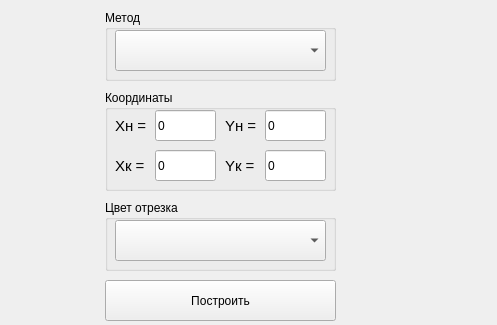
Old version of the form lab3/mainwindow.ui in the repository Inlucker/ComputerGraphics; both pictures show x 525 to 1022 and y 0 to 325 of the 1022 by 634 pixel window.
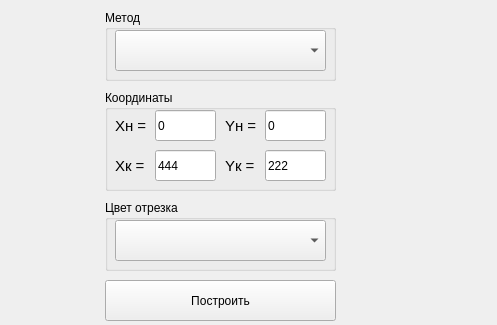
New version of the form.

```diff
--- a/lab3/mainwindow.ui
+++ b/lab3/mainwindow.ui
@@ -127,7 +127,7 @@
       </rect>
      </property>
      <property name="text">
-      <string>0</string>
+      <string>222</string>
      </property>
     </widget>
     <widget class="QLineEdit" name="X_end_Edit">
@@ -140,7 +140,7 @@
       </rect>
      </property>
      <property name="text">
-      <string>0</string>
+      <string>444</string>
      </property>
     </widget>
     <widget class="QLabel" name="label_X_end">
```
